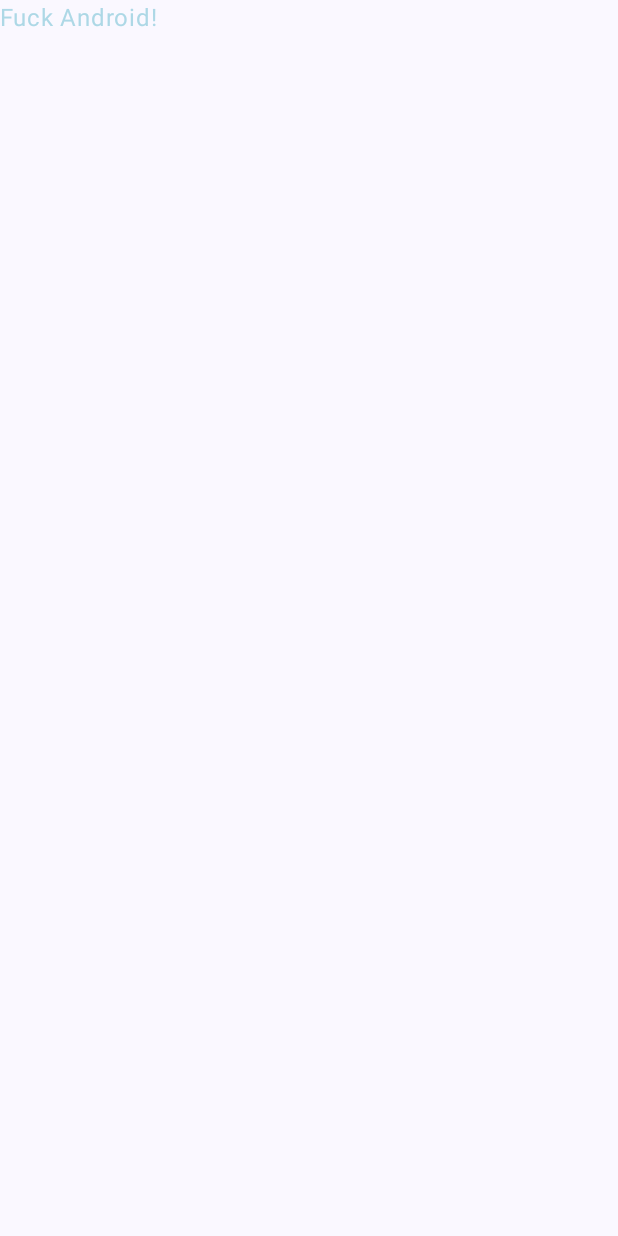
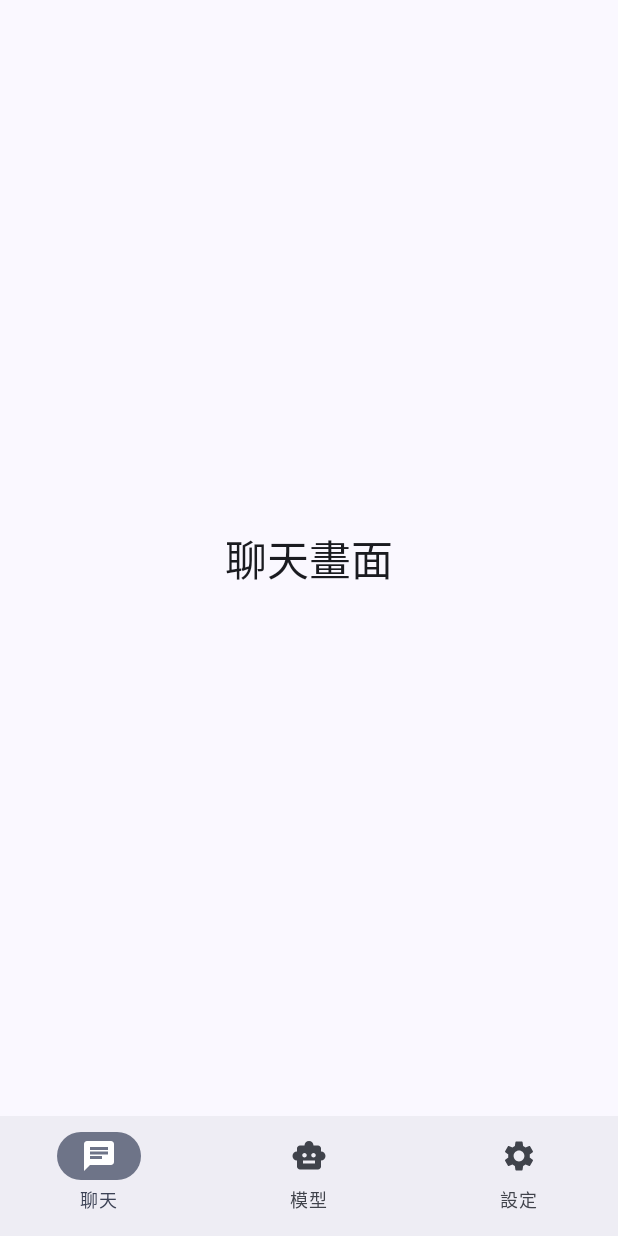
Before and after one commit to ArIs0x145/Kimerai, an Android app built with Jetpack Compose: the screen it shows after launch (MainActivity), on a phone screen of 412 x 824 dp. Before the commit the screen is almost empty. Run offline under Robolectric (Android 15) with nearby library versions, the phone set to English and light mode, and no system bars; our stand-ins replace Dagger/Hilt's generated code.

Commit message:
feat: Add ui home

```diff
--- a/app/build.gradle.kts
+++ b/app/build.gradle.kts
@@ -51,6 +51,10 @@ dependencies {
     implementation(libs.androidx.ui.graphics)
     implementation(libs.androidx.ui.tooling.preview)
     implementation(libs.androidx.material3)
+    implementation(libs.androidx.compose.material.icons.extended)
+
+    // Navigation
+    implementation(libs.androidx.navigation.compose)
 
     // Hilt
     implementation(libs.hilt.android)
--- a/app/src/main/java/io/github/aris0x145/kimerai/MainActivity.kt
+++ b/app/src/main/java/io/github/aris0x145/kimerai/MainActivity.kt
@@ -4,46 +4,19 @@ import android.os.Bundle
 import androidx.activity.ComponentActivity
 import androidx.activity.compose.setContent
 import androidx.activity.enableEdgeToEdge
-import androidx.compose.foundation.layout.fillMaxSize
-import androidx.compose.foundation.layout.padding
-import androidx.compose.material3.Scaffold
-import androidx.compose.material3.Text
-import androidx.compose.runtime.Composable
-import androidx.compose.ui.Modifier
-import androidx.compose.ui.graphics.Color
-import androidx.compose.ui.tooling.preview.Preview
+import dagger.hilt.android.AndroidEntryPoint
+import io.github.aris0x145.kimerai.ui.features.KimeraiApp
 import io.github.aris0x145.kimerai.ui.theme.KimeraiTheme
 
+@AndroidEntryPoint
 class MainActivity : ComponentActivity() {
     override fun onCreate(savedInstanceState: Bundle?) {
         super.onCreate(savedInstanceState)
         enableEdgeToEdge()
         setContent {
             KimeraiTheme {
-                Scaffold(modifier = Modifier.fillMaxSize()) { innerPadding ->
-                    Greeting(
-                        name = "Android",
-                        modifier = Modifier.padding(innerPadding)
-                    )
-                }
+                KimeraiApp()
             }
         }
     }
 }
-
-@Composable
-fun Greeting(name: String, modifier: Modifier = Modifier) {
-    Text(
-        text = "Fuck $name!",
-        modifier = modifier,
-        color = Color(0xFFADD8E6)
-    )
-}
-
-@Preview(showBackground = true)
-@Composable
-fun GreetingPreview() {
-    KimeraiTheme {
-        Greeting("Android")
-    }
-}
--- /dev/null
+++ b/app/src/main/java/io/github/aris0x145/kimerai/ui/features/KimeraiApp.kt
@@ -0,0 +1,28 @@
+package io.github.aris0x145.kimerai.ui.features
+
+import androidx.compose.foundation.layout.padding
+import androidx.compose.material3.Scaffold
+import androidx.compose.runtime.Composable
+import androidx.compose.ui.Modifier
+import androidx.navigation.compose.rememberNavController
+import io.github.aris0x145.kimerai.ui.navigation.KimeraiBottomNavBar
+import io.github.aris0x145.kimerai.ui.navigation.KimeraiNavGraph
+
+/**
+ * 主應用畫面，整合導航和底部導航欄
+ */
+@Composable
+fun KimeraiApp() {
+    val navController = rememberNavController()
+
+    Scaffold(
+        bottomBar = {
+            KimeraiBottomNavBar(navController = navController)
+        }
+    ) { innerPadding ->
+        KimeraiNavGraph(
+            navController = navController,
+            modifier = Modifier.padding(innerPadding)
+        )
+    }
+}
--- /dev/null
+++ b/app/src/main/java/io/github/aris0x145/kimerai/ui/features/chat/ChatScreen.kt
@@ -0,0 +1,40 @@
+package io.github.aris0x145.kimerai.ui.features.chat
+
+import androidx.compose.foundation.layout.Box
+import androidx.compose.foundation.layout.fillMaxSize
+import androidx.compose.foundation.layout.padding
+import androidx.compose.material3.MaterialTheme
+import androidx.compose.material3.Text
+import androidx.compose.runtime.Composable
+import androidx.compose.ui.Alignment
+import androidx.compose.ui.Modifier
+import androidx.compose.ui.tooling.preview.Preview
+import androidx.compose.ui.unit.dp
+import io.github.aris0x145.kimerai.ui.theme.KimeraiTheme
+
+/**
+ * 聊天畫面
+ */
+@Composable
+fun ChatScreen(
+    modifier: Modifier = Modifier
+) {
+    Box(
+        modifier = modifier.fillMaxSize(),
+        contentAlignment = Alignment.Center
+    ) {
+        Text(
+            text = "聊天畫面",
+            style = MaterialTheme.typography.headlineMedium,
+            modifier = Modifier.padding(16.dp)
+        )
+    }
+}
+
+@Preview(showBackground = true)
+@Composable
+fun ChatScreenPreview() {
+    KimeraiTheme {
+        ChatScreen()
+    }
+}
--- /dev/null
+++ b/app/src/main/java/io/github/aris0x145/kimerai/ui/navigation/BottomNavDestination.kt
@@ -0,0 +1,32 @@
+package io.github.aris0x145.kimerai.ui.navigation
+
+import androidx.compose.material.icons.Icons
+import androidx.compose.material.icons.automirrored.filled.Chat
+import androidx.compose.material.icons.filled.Settings
+import androidx.compose.material.icons.filled.SmartToy
+import androidx.compose.ui.graphics.vector.ImageVector
+
+/**
+ * 定義應用程式的主要導航目的地
+ */
+enum class BottomNavDestination(
+    val route: String,
+    val icon: ImageVector,
+    val label: String
+) {
+    CHAT(
+        route = "chat",
+        icon = Icons.AutoMirrored.Filled.Chat,
+        label = "聊天"
+    ),
+    MODELS(
+        route = "models",
+        icon = Icons.Default.SmartToy,
+        label = "模型"
+    ),
+    SETTINGS(
+        route = "settings",
+        icon = Icons.Default.Settings,
+        label = "設定"
+    )
+}
--- /dev/null
+++ b/app/src/main/java/io/github/aris0x145/kimerai/ui/navigation/KimeraiBottomNavBar.kt
@@ -0,0 +1,61 @@
+package io.github.aris0x145.kimerai.ui.navigation
+
+import androidx.compose.material3.Icon
+import androidx.compose.material3.NavigationBar
+import androidx.compose.material3.NavigationBarItem
+import androidx.compose.material3.Text
+import androidx.compose.runtime.Composable
+import androidx.compose.runtime.getValue
+import androidx.compose.ui.Modifier
+import androidx.compose.ui.tooling.preview.Preview
+import androidx.navigation.NavController
+import androidx.navigation.compose.currentBackStackEntryAsState
+import androidx.navigation.compose.rememberNavController
+import io.github.aris0x145.kimerai.ui.theme.KimeraiTheme
+
+/**
+ * 底部導航欄組件
+ */
+@Composable
+fun KimeraiBottomNavBar(
+    navController: NavController,
+    modifier: Modifier = Modifier
+) {
+    val items = BottomNavDestination.entries.toTypedArray()
+    val navBackStackEntry by navController.currentBackStackEntryAsState()
+    val currentRoute = navBackStackEntry?.destination?.route
+
+    NavigationBar(
+        modifier = modifier
+    ) {
+        items.forEach { destination ->
+            NavigationBarItem(
+                icon = { Icon(destination.icon, contentDescription = destination.label) },
+                label = { Text(destination.label) },
+                selected = currentRoute == destination.route,
+                onClick = {
+                    if (currentRoute != destination.route) {
+                        navController.navigate(destination.route) {
+                            // 避免創建相同的目的地實例，保持單一實例
+                            launchSingleTop = true
+                            // 當用户點擊底部導航項目時，清除回堆棧到該項目
+                            popUpTo(navController.graph.startDestinationId) {
+                                saveState = true
+                            }
+                            // 保存和恢復目的地的狀態
+                            restoreState = true
+                        }
+                    }
+                }
+            )
+        }
+    }
+}
+
+@Preview
+@Composable
+fun KimeraiBottomNavBarPreview() {
+    KimeraiTheme {
+        KimeraiBottomNavBar(navController = rememberNavController())
+    }
+}
--- /dev/null
+++ b/app/src/main/java/io/github/aris0x145/kimerai/ui/navigation/KimeraiNavGraph.kt
@@ -0,0 +1,40 @@
+package io.github.aris0x145.kimerai.ui.navigation
+
+import androidx.compose.runtime.Composable
+import androidx.compose.ui.Modifier
+import androidx.navigation.NavHostController
+import androidx.navigation.compose.NavHost
+import androidx.navigation.compose.composable
+import io.github.aris0x145.kimerai.ui.features.chat.ChatScreen
+import io.github.aris0x145.kimerai.ui.features.models.ModelsScreen
+import io.github.aris0x145.kimerai.ui.features.settings.SettingsScreen
+
+/**
+ * 主導航圖，處理應用程式的導航邏輯
+ */
+@Composable
+fun KimeraiNavGraph(
+    navController: NavHostController,
+    modifier: Modifier = Modifier
+) {
+    NavHost(
+        navController = navController,
+        startDestination = BottomNavDestination.CHAT.route,
+        modifier = modifier
+    ) {
+        // 聊天畫面
+        composable(BottomNavDestination.CHAT.route) {
+            ChatScreen()
+        }
+
+        // 模型管理畫面
+        composable(BottomNavDestination.MODELS.route) {
+            ModelsScreen()
+        }
+
+        // 設定畫面
+        composable(BottomNavDestination.SETTINGS.route) {
+            SettingsScreen()
+        }
+    }
+}
--- a/gradle/libs.versions.toml
+++ b/gradle/libs.versions.toml
@@ -10,6 +10,7 @@ activityCompose = "1.10.1"
 composeBom = "2025.04.01"
 hilt = "2.56.2"
 ksp = "2.0.21-1.0.28"
+navigation-compose = "2.8.9"
 
 [libraries]
 androidx-core-ktx = { group = "androidx.core", name = "core-ktx", version.ref = "coreKtx" }
@@ -26,6 +27,10 @@ androidx-ui-tooling-preview = { group = "androidx.compose.ui", name = "ui-toolin
 androidx-ui-test-manifest = { group = "androidx.compose.ui", name = "ui-test-manifest" }
 androidx-ui-test-junit4 = { group = "androidx.compose.ui", name = "ui-test-junit4" }
 androidx-material3 = { group = "androidx.compose.material3", name = "material3" }
+androidx-compose-material-icons-extended = { group = "androidx.compose.material", name = "material-icons-extended" }
+
+# Navigation
+androidx-navigation-compose = { group = "androidx.navigation", name = "navigation-compose", version.ref = "navigation-compose" }
 
 # Hilt
 hilt-android = { group = "com.google.dagger", name = "hilt-android", version.ref = "hilt" }
```
Also changed, not shown: app/src/main/java/io/github/aris0x145/kimerai/ui/features/models/ModelsScreen.kt (added, +40 -0 lines), app/src/main/java/io/github/aris0x145/kimerai/ui/features/settings/SettingsScreen.kt (added, +40 -0 lines).
